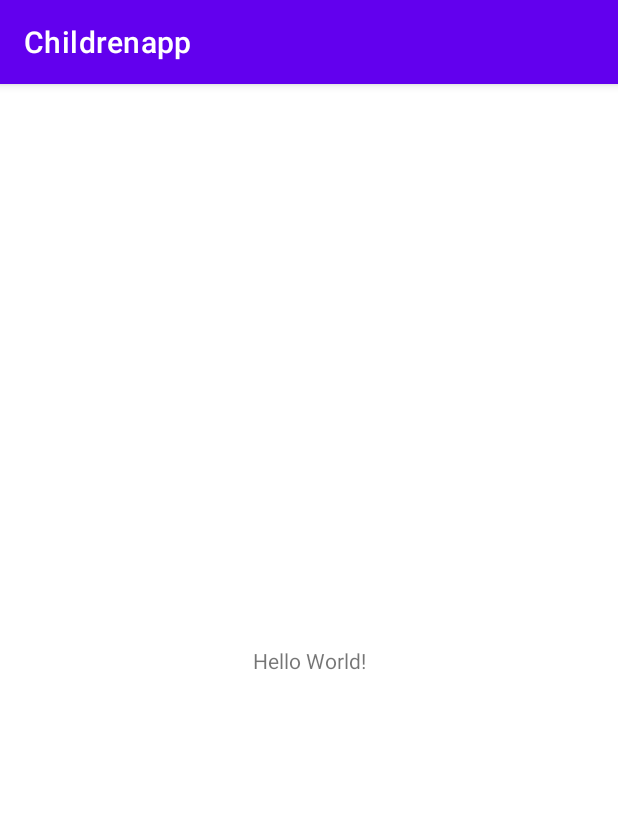
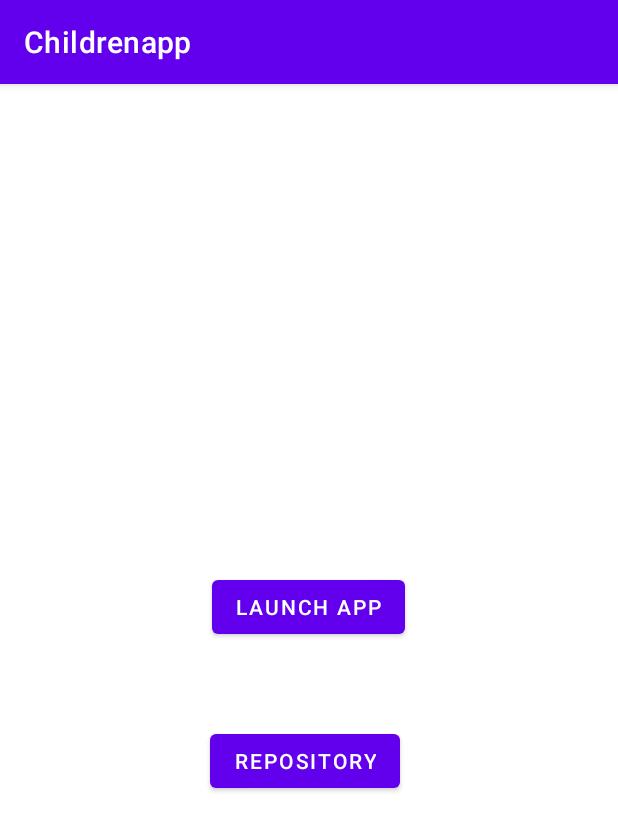
Before and after one commit to RSoft456/AppForChildren-BSEF19A031, an Android app: the screen it shows after launch (MainActivity), on a phone screen of 412 x 824 dp. Shown: the top 831 px of the screen. Run offline under Robolectric (Android 15) with nearby library versions, the phone set to English and light mode, and no system bars.

Commit message:
Activity 1 added and layout setted

```diff
--- a/app/src/main/java/BSEF19A031/Ramsha/childrenapp/MainActivity.java
+++ b/app/src/main/java/BSEF19A031/Ramsha/childrenapp/MainActivity.java
@@ -3,12 +3,30 @@ package BSEF19A031.Ramsha.childrenapp;
 import androidx.appcompat.app.AppCompatActivity;
 
 import android.os.Bundle;
+import android.view.View;
+import android.widget.Button;
 
 public class MainActivity extends AppCompatActivity {
-
+    Button Launch,Repo;
     @Override
     protected void onCreate(Bundle savedInstanceState) {
         super.onCreate(savedInstanceState);
         setContentView(R.layout.activity_main);
+        Launch = findViewById(R.id.LaunchApp);
+        Repo = findViewById(R.id.Repository);
+        Launch.setOnClickListener(new View.OnClickListener() {
+            @Override
+            public void onClick(View view) {
+
+            }
+        });
+        Repo.setOnClickListener(new View.OnClickListener() {
+            @Override
+            public void onClick(View view) {
+
+            }
+        });
     }
+
+
 }
--- a/app/src/main/res/layout/activity_main.xml
+++ b/app/src/main/res/layout/activity_main.xml
@@ -6,13 +6,33 @@
     android:layout_height="match_parent"
     tools:context=".MainActivity">
 
-    <TextView
+    <Button
+        android:id="@+id/LaunchApp"
         android:layout_width="wrap_content"
         android:layout_height="wrap_content"
-        android:text="Hello World!"
-        app:layout_constraintBottom_toBottomOf="parent"
-        app:layout_constraintLeft_toLeftOf="parent"
-        app:layout_constraintRight_toRightOf="parent"
+        android:layout_marginStart="24dp"
+        android:layout_marginTop="316dp"
+        android:layout_marginEnd="24dp"
+        android:layout_marginBottom="35dp"
+        android:text="@string/LaunchApp"
+        app:layout_constraintBottom_toTopOf="@+id/Repository"
+        app:layout_constraintEnd_toEndOf="parent"
+        app:layout_constraintHorizontal_bias="0.498"
+        app:layout_constraintStart_toStartOf="parent"
         app:layout_constraintTop_toTopOf="parent" />
 
+    <Button
+        android:id="@+id/Repository"
+        android:layout_width="wrap_content"
+        android:layout_height="wrap_content"
+        android:layout_marginStart="25dp"
+        android:layout_marginTop="10dp"
+        android:layout_marginEnd="25dp"
+        android:layout_marginBottom="284dp"
+        android:text="@string/Repository"
+        app:layout_constraintBottom_toBottomOf="parent"
+        app:layout_constraintEnd_toEndOf="parent"
+        app:layout_constraintHorizontal_bias="0.489"
+        app:layout_constraintStart_toStartOf="parent"
+        app:layout_constraintTop_toBottomOf="@+id/LaunchApp" />
 </androidx.constraintlayout.widget.ConstraintLayout>
--- a/app/src/main/res/values/strings.xml
+++ b/app/src/main/res/values/strings.xml
@@ -1,3 +1,5 @@
 <resources>
     <string name="app_name">Childrenapp</string>
+    <string name="LaunchApp">Launch App</string>
+    <string name="Repository">Repository</string>
 </resources>
```
